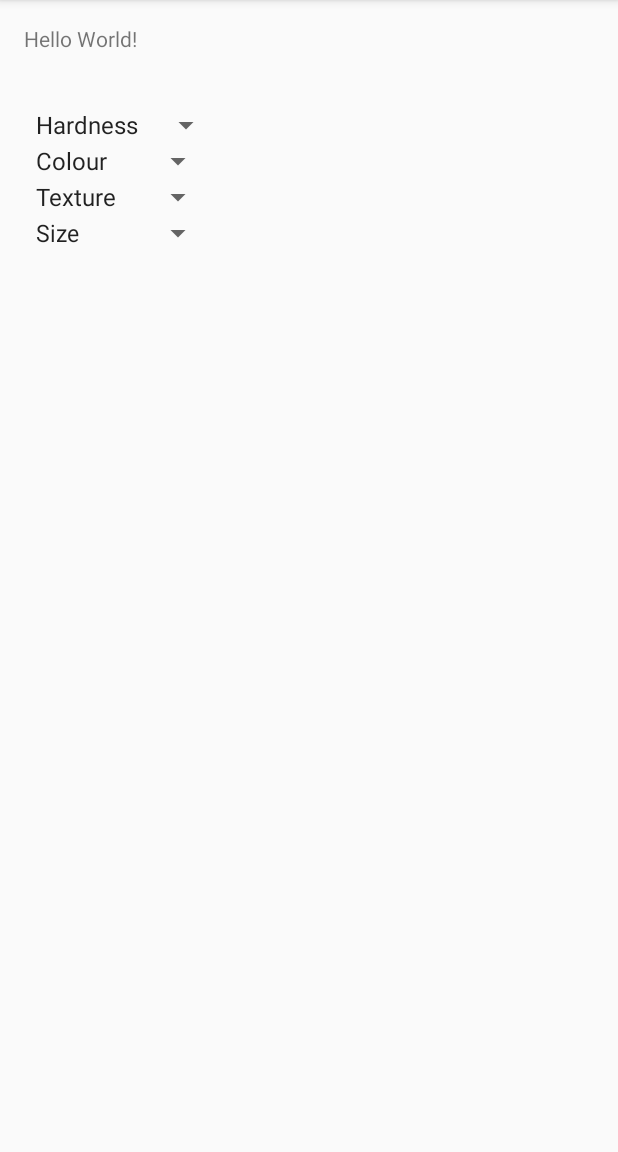
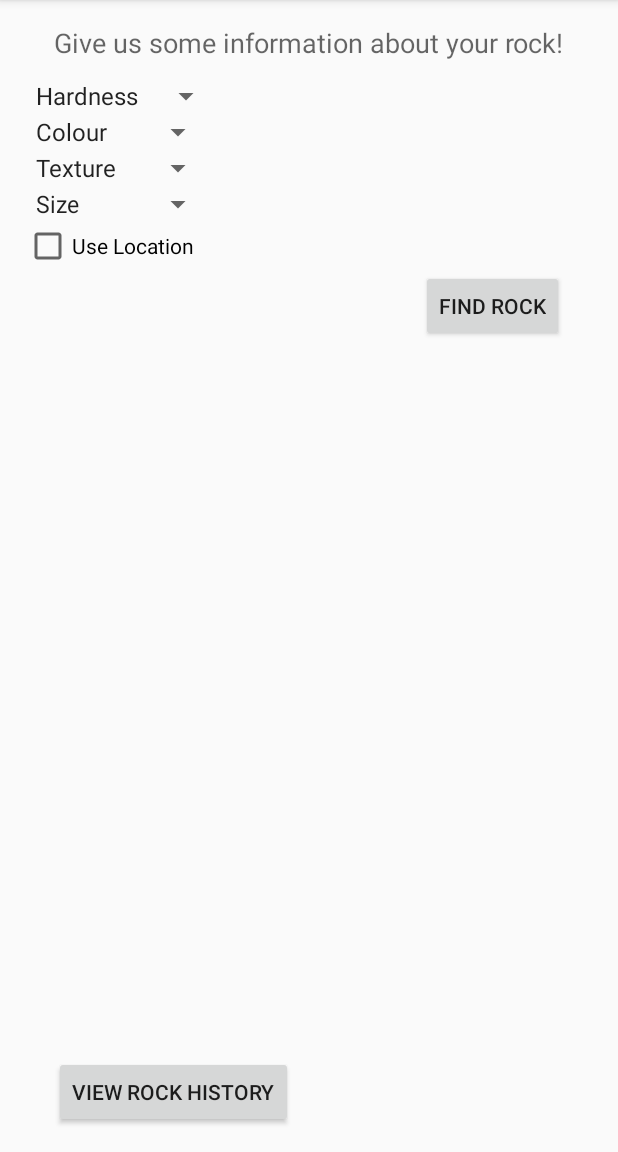
Before and after one commit to EricLeFort/3AO4, an Android app: the screen it shows after launch (Main), on a phone screen of 412 x 824 dp, the part 84-1236 px from its top. Run offline under Robolectric (Android 15) with nearby library versions, the phone set to English and light mode, and no system bars.

Commit message:
Added some boilerplate code for handling the interactions on the main screen

```diff
--- a/RockIdentificationApp/app/build.gradle
+++ b/RockIdentificationApp/app/build.gradle
@@ -23,4 +23,5 @@ dependencies {
     compile fileTree(dir: 'libs', include: ['*.jar'])
     testCompile 'junit:junit:4.12'
     compile 'com.android.support:appcompat-v7:23.2.1'
+    compile 'com.android.support:design:23.2.1'
 }
--- a/RockIdentificationApp/app/src/main/AndroidManifest.xml
+++ b/RockIdentificationApp/app/src/main/AndroidManifest.xml
@@ -15,6 +15,10 @@
                 <category android:name="android.intent.category.LAUNCHER" />
             </intent-filter>
         </activity>
+        <activity
+            android:name=".History"
+            android:label="@string/title_activity_history"
+            android:theme="@style/AppTheme.NoActionBar"></activity>
     </application>
 
 </manifest>
--- a/RockIdentificationApp/app/src/main/java/rockapp/rockidentificationapp/Controller.java
+++ b/RockIdentificationApp/app/src/main/java/rockapp/rockidentificationapp/Controller.java
@@ -4,4 +4,8 @@ package rockapp.rockidentificationapp;
  * Created by Niko on 4/1/2016. (booya)
  */
 public class Controller {
+
+    public static void requestHistory() {
+
+    }
 }
--- a/RockIdentificationApp/app/src/main/java/rockapp/rockidentificationapp/Main.java
+++ b/RockIdentificationApp/app/src/main/java/rockapp/rockidentificationapp/Main.java
@@ -29,6 +29,7 @@ public class Main extends AppCompatActivity {
         connectSpinner(sizeSelect, R.id.size_select, R.array.size_array);
     }
 
+    //Sync up the string resource, dropdown in the xml, and this class
     private void connectSpinner(Spinner spinner, int viewId, int stringResourceId) {
         spinner = (Spinner) findViewById(viewId);
         ArrayAdapter<CharSequence> adapter = ArrayAdapter.createFromResource(this, stringResourceId, android.R.layout.simple_spinner_item);
--- a/RockIdentificationApp/app/src/main/res/layout/activity_main.xml
+++ b/RockIdentificationApp/app/src/main/res/layout/activity_main.xml
@@ -9,18 +9,11 @@
     android:paddingTop="@dimen/activity_vertical_margin"
     tools:context="rockapp.rockidentificationapp.Main">
 
-    <TextView
-        android:layout_width="wrap_content"
-        android:layout_height="wrap_content"
-        android:text="Hello World!"
-        android:id="@+id/textView" />
-
     <Spinner
         android:layout_width="wrap_content"
         android:layout_height="wrap_content"
         android:id="@+id/hardness_select"
         android:layout_marginTop="36dp"
-        android:layout_below="@+id/textView"
         android:layout_alignParentLeft="true"
         android:layout_alignParentStart="true" />
 
@@ -46,4 +39,41 @@
         android:layout_below="@+id/texture_select"
         android:layout_alignParentLeft="true" />
 
+    <TextView
+        android:layout_width="wrap_content"
+        android:layout_height="wrap_content"
+        android:textAppearance="?android:attr/textAppearanceMedium"
+        android:text="Give us some information about your rock!"
+        android:id="@+id/textView"
+        android:layout_alignParentTop="true"
+        android:layout_centerHorizontal="true" />
+
+    <CheckBox
+        android:layout_width="wrap_content"
+        android:layout_height="wrap_content"
+        android:text="Use Location"
+        android:id="@+id/use_location"
+        android:layout_below="@+id/size_select"
+        android:layout_alignParentLeft="true"
+        android:layout_alignParentStart="true"
+        android:checked="false" />
+
+    <Button
+        android:layout_width="wrap_content"
+        android:layout_height="wrap_content"
+        android:text="Find Rock"
+        android:id="@+id/submit"
+        android:layout_below="@+id/use_location"
+        android:layout_alignRight="@+id/textView"
+        android:layout_alignEnd="@+id/textView" />
+
+    <Button
+        android:layout_width="wrap_content"
+        android:layout_height="wrap_content"
+        android:text="View Rock History"
+        android:id="@+id/view_history"
+        android:layout_alignParentBottom="true"
+        android:layout_alignLeft="@+id/textView"
+        android:layout_alignStart="@+id/textView" />
+
 </RelativeLayout>
--- /dev/null
+++ b/RockIdentificationApp/app/src/main/res/values-v21/styles.xml
@@ -0,0 +1,9 @@
+<resources>>
+
+    <style name="AppTheme.NoActionBar">
+        <item name="windowActionBar">false</item>
+        <item name="windowNoTitle">true</item>
+        <item name="android:windowDrawsSystemBarBackgrounds">true</item>
+        <item name="android:statusBarColor">@android:color/transparent</item>
+    </style>
+</resources>
--- a/RockIdentificationApp/app/src/main/res/values/dimens.xml
+++ b/RockIdentificationApp/app/src/main/res/values/dimens.xml
@@ -2,4 +2,5 @@
     <!-- Default screen margins, per the Android Design guidelines. -->
     <dimen name="activity_horizontal_margin">16dp</dimen>
     <dimen name="activity_vertical_margin">16dp</dimen>
+    <dimen name="fab_margin">16dp</dimen>
 </resources>
--- a/RockIdentificationApp/app/src/main/res/values/strings.xml
+++ b/RockIdentificationApp/app/src/main/res/values/strings.xml
@@ -1,3 +1,4 @@
 <resources>
     <string name="app_name">Rock Identification App</string>
+    <string name="title_activity_history">History</string>
 </resources>
--- a/RockIdentificationApp/app/src/main/res/values/styles.xml
+++ b/RockIdentificationApp/app/src/main/res/values/styles.xml
@@ -8,4 +8,13 @@
         <item name="colorAccent">@color/colorAccent</item>
     </style>
 
+    <style name="AppTheme.NoActionBar">
+        <item name="windowActionBar">false</item>
+        <item name="windowNoTitle">true</item>
+    </style>
+
+    <style name="AppTheme.AppBarOverlay" parent="ThemeOverlay.AppCompat.Dark.ActionBar" />
+
+    <style name="AppTheme.PopupOverlay" parent="ThemeOverlay.AppCompat.Light" />
+
 </resources>
```
Also changed, not shown: RockIdentificationApp/app/src/main/java/rockapp/rockidentificationapp/History.java (added, +29 -0 lines), RockIdentificationApp/app/src/main/res/layout/activity_history.xml (added, +26 -0 lines), RockIdentificationApp/app/src/main/res/layout/content_history.xml (added, +15 -0 lines).
